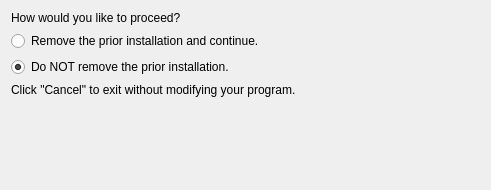
Qt form distbuilder/qtifw_ui/priorinstallation.ui (BuvinJT/distbuilder) before a commit.
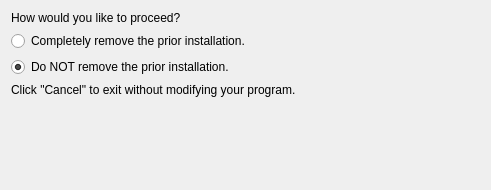
The same form after that commit.

Commit message: Completed core functionality for QtIfwOnPriorInstallationPage / QtIfwRemovePriorInstallationPage.  UX refinements to such still needed...

The edit to the form file:
```diff
--- a/distbuilder/qtifw_ui/priorinstallation.ui
+++ b/distbuilder/qtifw_ui/priorinstallation.ui
@@ -45,7 +45,7 @@
       <bool>false</bool>
      </property>    
      <property name="text">
-      <string>Remove the prior installation and continue.</string>
+      <string>Completely remove the prior installation.</string>
      </property>
     </widget>
    </item>
```
The commit also changes 1 other file.
